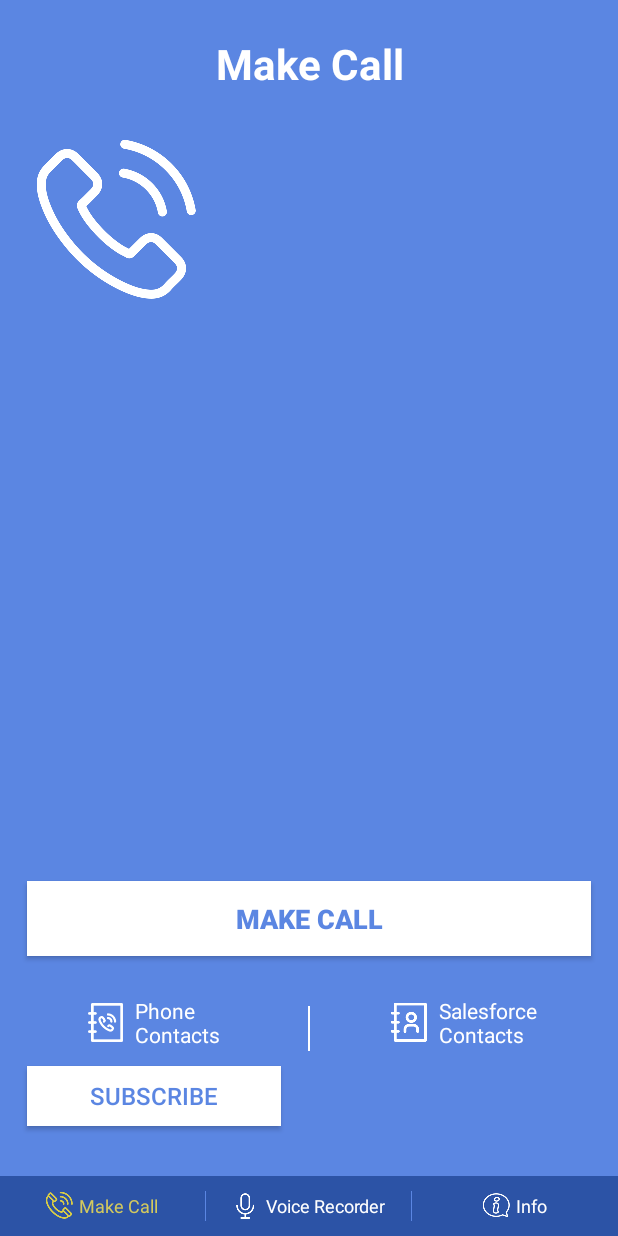
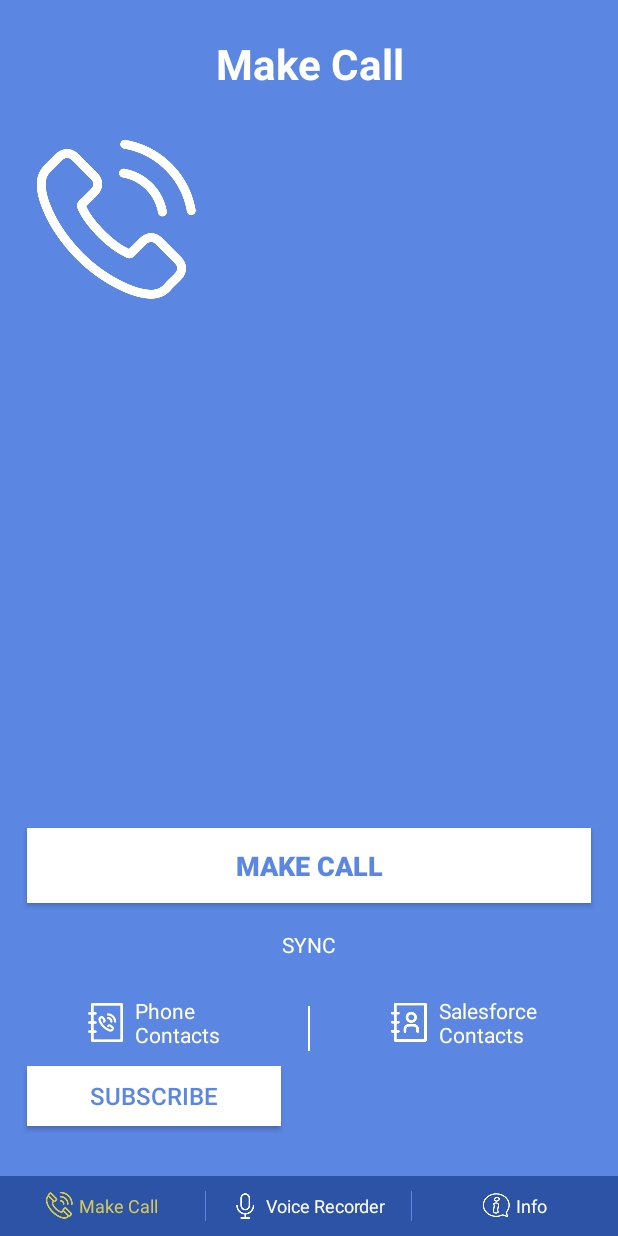
Before and after one commit to salsain/CallNow, an Android app: the MainFragment screen opened directly, with no data from a screen before it, after a tap on "MAKE CALL", on a phone screen of 412 x 824 dp. Run offline under Robolectric (Android 15) with nearby library versions, the phone set to English and light mode, and no system bars; our stand-ins replace AdMob; libraries missing offline, so code that uses them is left out: com.android.vending, com.skyfishjy.library, com.zipow.videobox; plain views replace RippleBackground; 8 statements that could not run were skipped.

Commit message:
Add sync button on main fragment and stoped everytime get contact list  if one one time fetched get from prefrence

```diff
--- a/app/build.gradle
+++ b/app/build.gradle
@@ -2,7 +2,7 @@ apply plugin: 'com.android.application'
 
 
 def versionMajor = 1 //before 9
-def versionMinor = 2 //before 9 (rise only if new features created)
+def versionMinor = 3 //before 9 (rise only if new features created)
 def versionPatch = 0 //before 999 (rise on bug fixing and etc)
 
 android {
@@ -19,7 +19,7 @@ android {
         applicationId "com.resiligence.callnow"
         minSdkVersion 19
         targetSdkVersion 27
-        versionCode 10200
+        versionCode 10300
         versionName "${versionMajor}.${versionMinor}"//.${versionPatch}
         multiDexEnabled true
     }
@@ -45,7 +45,7 @@ android {
     useLibrary 'org.apache.http.legacy'
     productFlavors {
     }
-    buildToolsVersion '27.0.3'
+    buildToolsVersion '28.0.3'
 //    dexOptions {
 //        incremental true
 //    }
--- /dev/null
+++ b/app/src/main/java/com/common/utility/CallnowPrefrences.java
@@ -0,0 +1,43 @@
+package com.common.utility;
+
+import android.content.Context;
+import android.content.SharedPreferences;
+
+/**
+ * Created by Husain on 15-03-2016.
+ */
+public class CallnowPrefrences {
+
+
+    private static final String SHARED_PREFERENCE_NAME = "CallnowSharedPreference";
+    private static final String SHARED_PREFERENCE_NAME_TUTORIAL = "InfinitySharedPreferenceTutorial";
+
+    private SharedPreferences sharedPreferences;
+    private SharedPreferences sharedPreferencesTutorial;
+
+    public void setClearPrefrence() {
+        SharedPreferences.Editor prefsEditor = sharedPreferences.edit();
+        prefsEditor.clear();
+        prefsEditor.commit();
+    }
+
+    public CallnowPrefrences(Context context) {
+//        context = TrackerApplication.getInstance();
+        this.sharedPreferences = context.getSharedPreferences(SHARED_PREFERENCE_NAME, Context.MODE_PRIVATE);
+        this.sharedPreferencesTutorial = context.getSharedPreferences(SHARED_PREFERENCE_NAME_TUTORIAL,
+                Context.MODE_PRIVATE);
+    }
+
+
+
+    public void setcontactName(String contactName) {
+        SharedPreferences.Editor prefsEditor = sharedPreferences.edit();
+        prefsEditor.putString("contactName", null == contactName ? "" : contactName);
+        prefsEditor.commit();
+    }
+
+    public String getcontactName() {
+        return sharedPreferences.getString("contactName", "");
+    }
+
+}
--- a/app/src/main/java/com/resiligence/callnow/MainFragment.java
+++ b/app/src/main/java/com/resiligence/callnow/MainFragment.java
@@ -32,6 +32,7 @@ import java.util.List;
 
 import android.os.Handler;
 
+import com.common.utility.CallnowPrefrences;
 import com.common.utility.PermissionCheckService;
 import com.common.utility.ViaAdActivityRunner;
 import com.google.in_app_purchasing.util.IabHelper;
@@ -107,6 +108,7 @@ public class MainFragment extends BaseSubscriptionfragment {
     private RippleBackground rippleBackground;
     private RippleBackground rippleBackgrounds;
     private Button msubscribeSalesForceBtn, msubscribeContactsBtn;
+    private TextView mSyncTv;
 
     public MainFragment() {
         // Required empty public constructor
@@ -202,6 +204,20 @@ public class MainFragment extends BaseSubscriptionfragment {
                 SubscribeContacts();
             }
         });
+
+        mSyncTv = getView().findViewById(R.id.sync);
+        mSyncTv.setOnClickListener(new View.OnClickListener() {
+            @Override
+            public void onClick(View v) {
+                syncContact();
+            }
+        });
+    }
+
+    private void syncContact() {
+        String listForCallString = getContactsListStringForMakeCalls();
+        new CallnowPrefrences(getActivity()).setcontactName(listForCallString);
+
     }
 
     private void SubscribeContacts() {
@@ -426,7 +442,17 @@ public class MainFragment extends BaseSubscriptionfragment {
     }
 
     void runSequenceCallingFromContactList() {
-        String listForCallString = getContactsListStringForMakeCalls();
+        String listForCallString = new CallnowPrefrences(getActivity()).getcontactName();
+        if ((listForCallString == null)) {
+            listForCallString = getContactsListStringForMakeCalls();
+            new CallnowPrefrences(getActivity()).setcontactName(listForCallString);
+        }
+
+        if (listForCallString.length() == 0) {
+            listForCallString = getContactsListStringForMakeCalls();
+            new CallnowPrefrences(getActivity()).setcontactName(listForCallString);
+        }
+
         if (listForCallString == null) {
             Toast.makeText(getActivity(), getString(R.string.empty_call_list_warning), Toast.LENGTH_LONG).show();
             return;
@@ -530,6 +556,7 @@ public class MainFragment extends BaseSubscriptionfragment {
             } else if (requestCode == REQUEST_SELECT_CONTACTS) {
                 callContactCurrentIndex = 0;
                 resetSequence();
+                syncContact();
                 return;
             } else if (requestCode == REQUEST_VOICE_RECOGNITION_CODE) {
                 List<String> results = data.getStringArrayListExtra(
--- a/app/src/main/res/layout/main_fragment.xml
+++ b/app/src/main/res/layout/main_fragment.xml
@@ -73,13 +73,26 @@
                 android:id="@+id/makeCallsButton"
                 android:layout_width="match_parent"
                 android:layout_height="50dp"
-                android:layout_above="@+id/bottom_btn_ll"
+                android:layout_above="@+id/sync"
                 android:layout_margin="10dp"
                 android:background="@color/white"
                 android:text="Make Call"
                 android:textColor="@color/blue_btn"
                 android:textSize="18sp"
                 android:textStyle="bold" />
+
+            <TextView
+                android:id="@+id/sync"
+                android:layout_width="wrap_content"
+                android:layout_height="wrap_content"
+                android:layout_above="@+id/bottom_btn_ll"
+                android:layout_centerHorizontal="true"
+                android:background="?selectableItemBackgroundBorderless"
+                android:gravity="left|center_vertical"
+                android:padding="8dp"
+                android:text="SYNC"
+                android:textColor="@drawable/white_text_selector"
+                android:textSize="14sp" />
 
             <LinearLayout
                 android:id="@+id/bottom_btn_ll"
```
